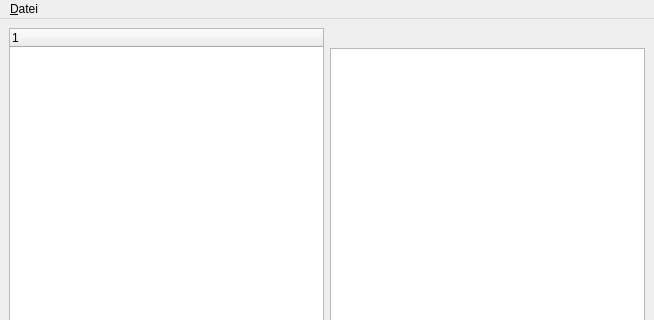
This is src/lcedit.ui in Fulgen301/LCEdit as Qt 5 draws it before an edit; both pictures show x 0 to 654 and y 0 to 320 of the 654 by 505 pixel window. The edited form follows.
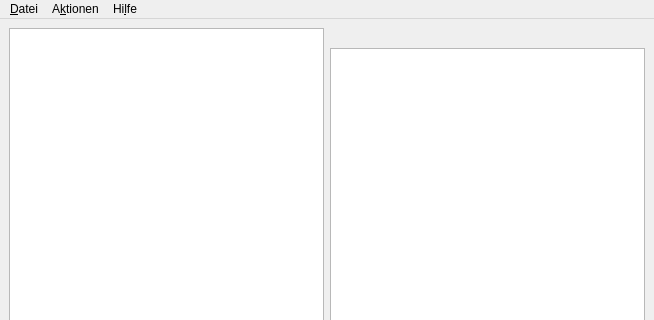
This is the edited form.

Commit message: LCEdit: Hide QTreeWidget header, extend menu bar

```diff
--- a/src/lcedit.ui
+++ b/src/lcedit.ui
@@ -79,6 +79,9 @@
       </item>
       <item row="0" column="0">
        <widget class="QTreeWidget" name="treeWidget">
+        <property name="headerHidden">
+         <bool>true</bool>
+        </property>
         <column>
          <property name="text">
           <string notr="true">1</string>
@@ -96,7 +99,7 @@
      <x>0</x>
      <y>0</y>
      <width>654</width>
-     <height>30</height>
+     <height>23</height>
     </rect>
    </property>
    <widget class="QMenu" name="menuFile">
@@ -104,7 +107,20 @@
      <string>&amp;Datei</string>
     </property>
    </widget>
+   <widget class="QMenu" name="menuActions">
+    <property name="title">
+     <string>A&amp;ktionen</string>
+    </property>
+   </widget>
+   <widget class="QMenu" name="menuHelp">
+    <property name="title">
+     <string>Hi&amp;lfe</string>
+    </property>
+    <addaction name="actLinks"/>
+   </widget>
    <addaction name="menuFile"/>
+   <addaction name="menuActions"/>
+   <addaction name="menuHelp"/>
   </widget>
   <widget class="QStatusBar" name="statusbar"/>
  </widget>
```
Left out of the diff: 5 changed lines with no effect on the pictures. The commit also changes 1 other file.
